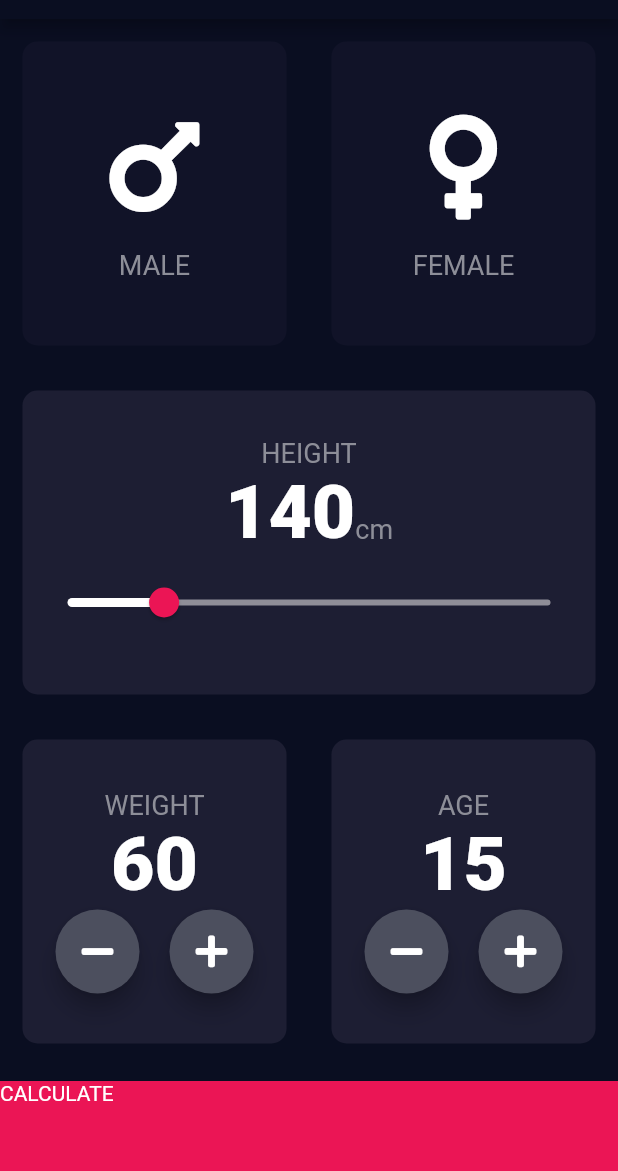
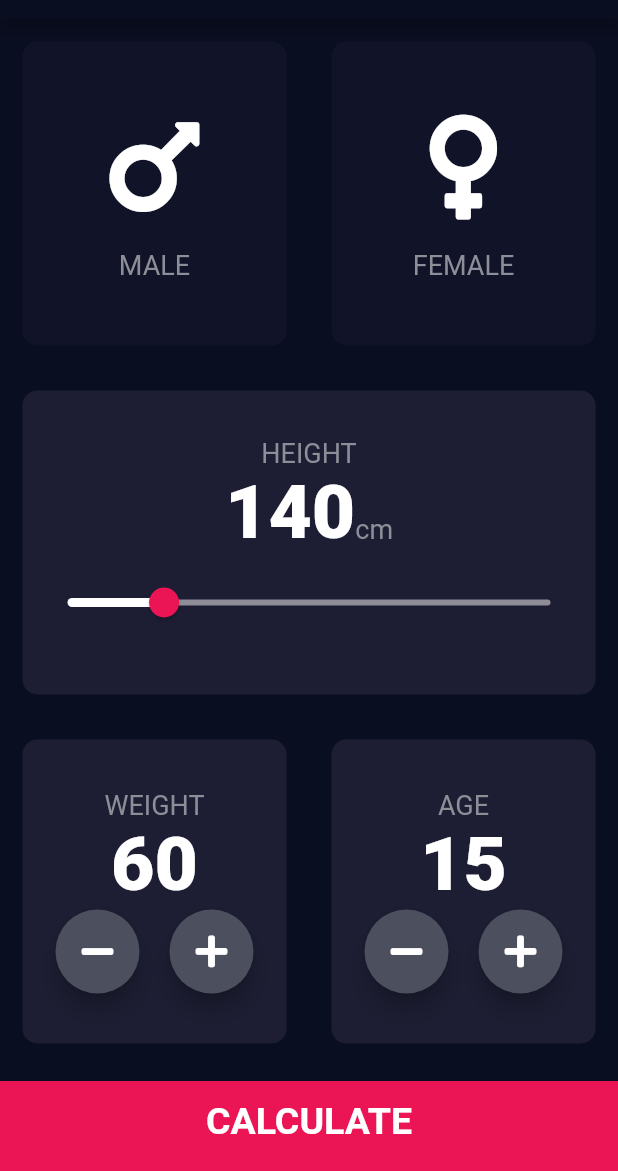
Before and after one commit to Praveen-Sharma00/BMI-Calcuator, a Flutter app: the screen it shows after launch, on a phone screen of 412 x 824 dp, the part 65-1236 px from its top. Run offline on Flutter 3.47's test engine with Material 2 defaults, Android fonts, the phone set to English and light mode, and no system bars; our stand-ins replace font_awesome_flutter.

Commit message:
Finished Styling BottomContainer

```diff
--- a/lib/constants.dart
+++ b/lib/constants.dart
@@ -10,3 +10,5 @@ const kLabelTextStyle = TextStyle(
   color: Color(0xFF8D8E98),
 );
 const kNumberTextStyle = TextStyle(fontSize: 50.0, fontWeight: FontWeight.w900);
+const kLargetButtonTextStyle =
+    TextStyle(fontSize: 25.0, fontWeight: FontWeight.bold);
--- a/lib/input_page.dart
+++ b/lib/input_page.dart
@@ -212,7 +212,13 @@ class _InputPageState extends State<InputPage> {
                   MaterialPageRoute(builder: (context) => ResultsPage()));
             },
             child: Container(
-              child: Text('CALCULATE'),
+              padding: EdgeInsets.only(bottom: 7.0),
+              child: Center(
+                child: Text(
+                  'CALCULATE',
+                  style: kLargetButtonTextStyle,
+                ),
+              ),
               color: kBottomContainerColor,
               margin: EdgeInsets.only(top: 10.0),
               width: double.infinity,
```
